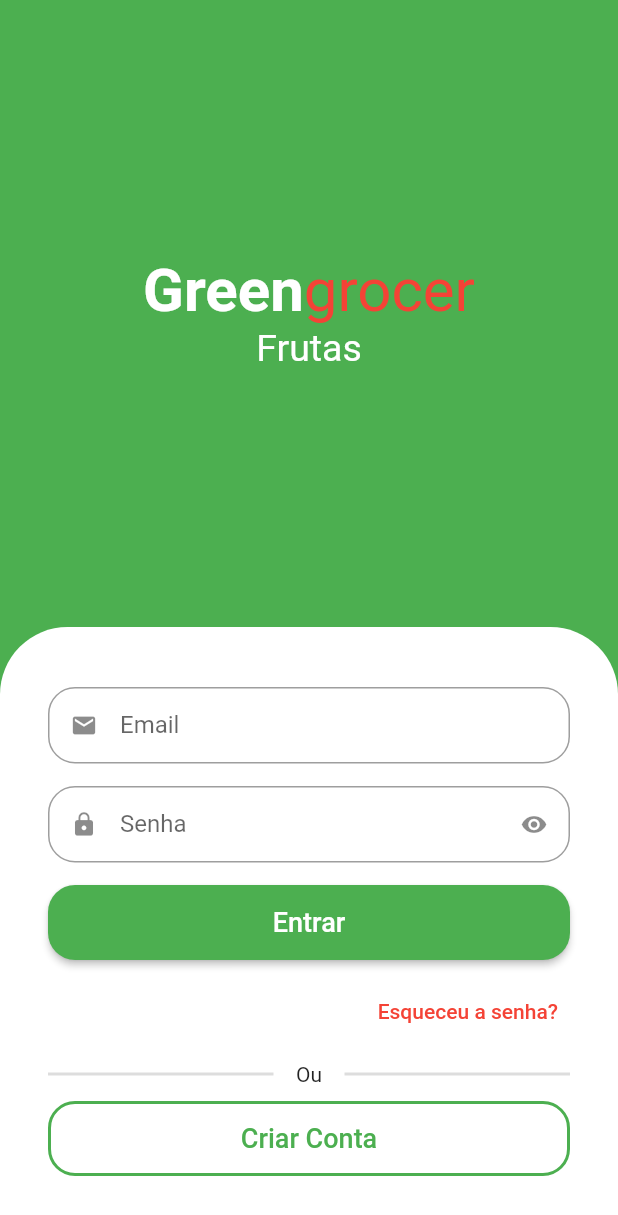
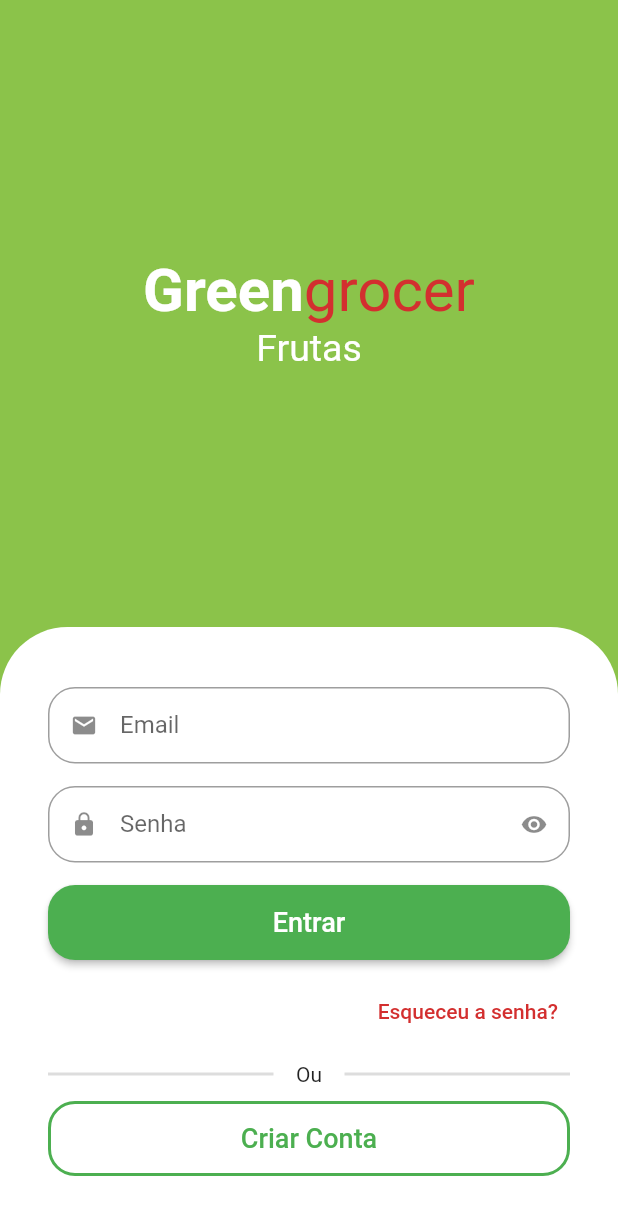
Before and after one commit to IsaacNascimento/green_grocery, a Flutter app: the screen it shows after launch, on a phone screen of 412 x 824 dp. Shown: the top 1215 px of the screen. Run offline on Flutter 3.47's test engine with Material 2 defaults, Android fonts, the phone set to English and light mode, and no system bars; drawn by our look-alikes of animated_text_kit.

Commit message:
[Custom Colors]: custom_colors, [Sign Up Screen]: Beggin the sign_up_screen, and Navigation

```diff
--- a/lib/src/auth/sign_in_screen.dart
+++ b/lib/src/auth/sign_in_screen.dart
@@ -1,6 +1,8 @@
 import 'package:animated_text_kit/animated_text_kit.dart';
 import 'package:flutter/material.dart';
 import 'package:green_grocer/src/auth/components/custom_text_field.dart';
+import 'package:green_grocer/src/auth/sign_up_screen.dart';
+import 'package:green_grocer/src/config/custom_colors.dart';
 
 class SignInScreen extends StatelessWidget {
 
@@ -22,7 +24,7 @@ class SignInScreen extends StatelessWidget {
     final size = MediaQuery.of(context).size;
 
     return Scaffold(
-      backgroundColor: Colors.green,
+      backgroundColor: CustomColors.customSwatchColor,
       body: SingleChildScrollView(
         child: SizedBox(
           height: size.height,
@@ -34,13 +36,13 @@ class SignInScreen extends StatelessWidget {
                 mainAxisAlignment: MainAxisAlignment.center,
                 children: [
                   // Nome do app
-                  const Text.rich(
+                  Text.rich(
                     TextSpan(
-                      style: TextStyle(
+                      style: const TextStyle(
                         fontSize: 40,
                       ),
                       children: [
-                        TextSpan(
+                        const TextSpan(
                           text: 'Green',
                           style: TextStyle(
                               color: Colors.white, fontWeight: FontWeight.bold),
@@ -48,7 +50,7 @@ class SignInScreen extends StatelessWidget {
                         TextSpan(
                             text: 'grocer',
                             style: TextStyle(
-                              color: Colors.red,
+                              color: CustomColors.customContrastColor,
                             ))
                       ],
                     ),
@@ -121,9 +123,9 @@ class SignInScreen extends StatelessWidget {
                         alignment: Alignment.centerRight,
                         child: TextButton(
                           onPressed: () => {},
-                          child: const Text(
+                          child: Text(
                             'Esqueceu a senha?',
-                            style: TextStyle(color: Colors.red),
+                            style: TextStyle(color: CustomColors.customContrastColor),
                           ),
                         ),
                       ),
@@ -165,7 +167,13 @@ class SignInScreen extends StatelessWidget {
                               width: 2,
                               color: Colors.green,
                             )),
-                        onPressed: () => {},
+                        onPressed: () => {
+                          Navigator.of(context).push(
+                            MaterialPageRoute(builder: (c) {
+                              return const SignUpScreen();
+                            }),
+                          )
+                        },
                         child: const Text(
                           'Criar Conta',
                           style: TextStyle(fontSize: 18),
--- /dev/null
+++ b/lib/src/auth/sign_up_screen.dart
@@ -0,0 +1,10 @@
+import 'package:flutter/material.dart';
+
+class SignUpScreen extends StatelessWidget {
+  const SignUpScreen({super.key});
+
+  @override
+  Widget build(BuildContext context) {
+    return const Scaffold();
+  }
+}
--- /dev/null
+++ b/lib/src/config/custom_colors.dart
@@ -0,0 +1,22 @@
+import 'package:flutter/material.dart';
+
+Map<int, Color> _swatchOpacity = {
+
+  50 : const Color.fromRGBO(139, 195, 74, .1),
+  100 : const Color.fromRGBO(139, 195, 74, .2),
+  200 : const Color.fromRGBO(139, 195, 74, .3),
+  300 : const Color.fromRGBO(139, 195, 74, .4),
+  400 : const Color.fromRGBO(139, 195, 74, .5),
+  500 : const Color.fromRGBO(139, 195, 74, .6),
+  600 : const Color.fromRGBO(139, 195, 74, .7),
+  700 : const Color.fromRGBO(139, 195, 74, .8),
+  800 : const Color.fromRGBO(139, 195, 74, .9),
+  900 : const Color.fromRGBO(139, 195, 74, 1),
+};
+
+abstract class CustomColors {
+  static Color customContrastColor = Colors.red.shade700;
+
+  static MaterialColor customSwatchColor = MaterialColor(0xFF8BC34A, _swatchOpacity);
+
+}
```
